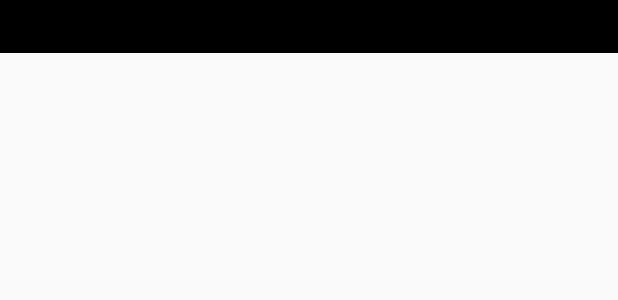
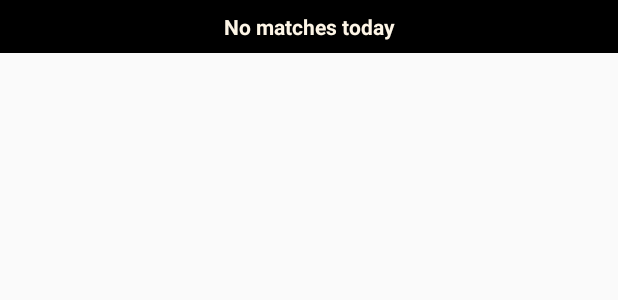
Before and after one commit to Roshanmahes/DartsWorld, an Android app: the layout content_date.xml on its own in the app's theme, with its tools: preview values and no code run, on a phone screen of 412 x 824 dp. Shown: the top 300 px of the screen. Run offline under Robolectric (Android 15) with nearby library versions, the light colour scheme and no system bars.

Commit message:
DateActivity werkte blijkbaar toch niet goed, nu wel

```diff
--- a/DartsWorld/app/src/main/res/layout/content_date.xml
+++ b/DartsWorld/app/src/main/res/layout/content_date.xml
@@ -16,6 +16,7 @@
         android:layout_height="wrap_content"
         android:gravity="center"
         android:textStyle="bold"
+        android:text="No matches today"
         android:onClick="tournamentInfoClick"
         android:textColor="@color/white"
         android:background="@android:color/black"
```
Also changed, not shown: DartsWorld/app/src/main/java/mprog/nl/a10973710/dartsworld/DateActivity.java (+9 -3 lines).
